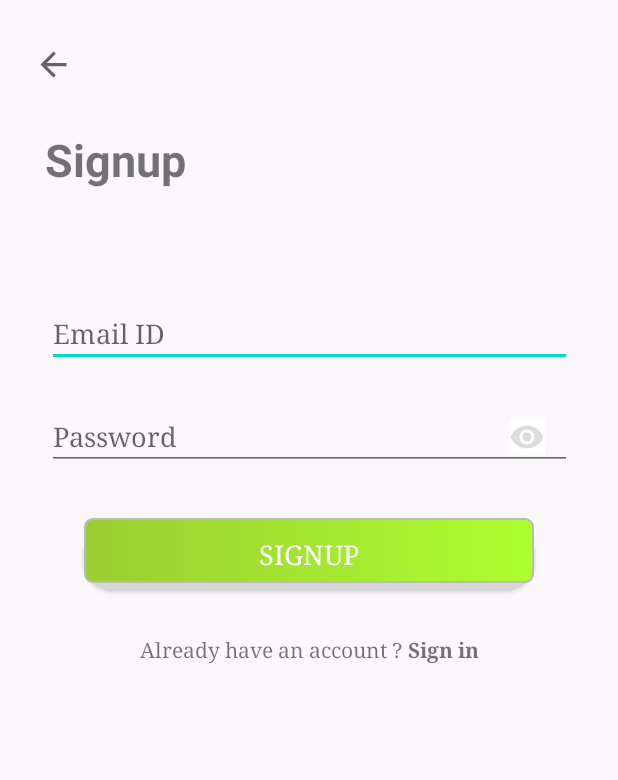
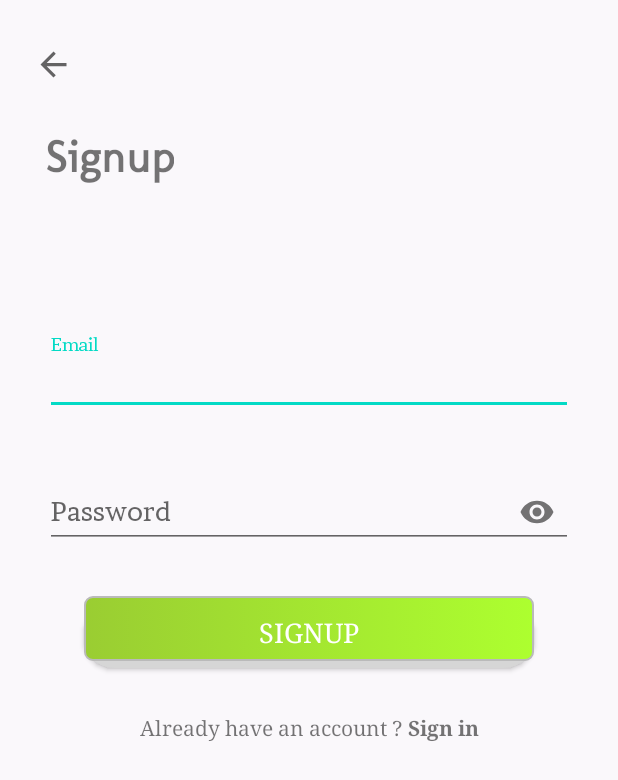
Before and after one commit to crusher-pb/Repository1, an Android app: the MainActivity screen opened directly, with no data from a screen before it, on a phone screen of 412 x 824 dp. Shown: the top 780 px of the screen. Run offline under Robolectric (Android 15) with nearby library versions, the light colour scheme and no system bars; our stand-ins replace Firebase (no records; nobody signed in at launch, a user with empty details on screens opened directly).

Commit message:
Latest updates

```diff
--- a/Interiordesign/app/build.gradle
+++ b/Interiordesign/app/build.gradle
@@ -50,5 +50,6 @@
     annotationProcessor 'com.github.bumptech.glide:compiler:4.11.0'
     implementation 'androidx.cardview:cardview:1.0.0'
     implementation 'de.hdodenhof:circleimageview:3.1.0'
+    implementation 'com.google.android.material:material:1.0.0'
 }
 apply plugin: 'com.google.gms.google-services'
--- a/Interiordesign/app/src/main/java/com/example/interiordesign/ProfileActivity.java
+++ b/Interiordesign/app/src/main/java/com/example/interiordesign/ProfileActivity.java
@@ -68,7 +68,7 @@
         textView=findViewById(R.id.textView5);
         mFirebaseAuth=FirebaseAuth.getInstance();
         user= Objects.requireNonNull(mFirebaseAuth.getCurrentUser()).getEmail();
-        String welcomemsg="Welcome "+user;
+        String welcomemsg="\n\n\n\n\n    My Profile\n\n    Welcome "+user;
         ssfile=user.replace('.','_');
         textView.setText(welcomemsg);
         gridView=findViewById(R.id.grid);
--- /dev/null
+++ b/Interiordesign/app/src/main/res/drawable/ic_exit_to_app_black_24dp.xml
@@ -0,0 +1,5 @@
+<vector android:height="100dp" android:tint="#999999"
+    android:viewportHeight="50.0" android:viewportWidth="50.0"
+    android:width="100dp" xmlns:android="http://schemas.android.com/apk/res/android">
+    <path android:fillColor="#FF000000" android:pathData="M10.09,15.59L11.5,17l5,-5 -5,-5 -1.41,1.41L12.67,11H3v2h9.67l-2.58,2.59zM19,3H5c-1.11,0 -2,0.9 -2,2v4h2V5h14v14H5v-4H3v4c0,1.1 0.89,2 2,2h14c1.1,0 2,-0.9 2,-2V5c0,-1.1 -0.9,-2 -2,-2z"/>
+</vector>
--- a/Interiordesign/app/src/main/res/layout/activity_main.xml
+++ b/Interiordesign/app/src/main/res/layout/activity_main.xml
@@ -21,34 +21,45 @@
         android:typeface="serif"
         app:layout_constraintEnd_toEndOf="parent"
         app:layout_constraintStart_toStartOf="parent"
-        app:layout_constraintTop_toBottomOf="@+id/editText2" />
+        app:layout_constraintTop_toBottomOf="@+id/pasLayout" />
 
-    <EditText
-        android:id="@+id/editText"
-        android:layout_width="350dp"
+    <com.google.android.material.textfield.TextInputLayout
+        android:layout_width="0dp"
         android:layout_height="wrap_content"
-        android:ems="10"
-        android:hint="Email ID"
-        android:inputType="textEmailAddress"
-        android:typeface="serif"
+        android:id="@+id/emailLayout"
+        android:layout_marginStart="30dp"
+        android:layout_marginEnd="30dp"
+        android:layout_marginTop="100dp"
         app:layout_constraintEnd_toEndOf="parent"
         app:layout_constraintStart_toStartOf="parent"
-        app:layout_constraintTop_toTopOf="parent"
-        android:layout_marginTop="200dp"
-        tools:layout_editor_absoluteY="180dp" />
+        app:layout_constraintTop_toBottomOf="@+id/textView7">
+        <com.google.android.material.textfield.TextInputEditText
+            android:layout_width="match_parent"
+            android:layout_height="wrap_content"
+            android:id="@+id/editText"
+            android:hint="Email"
+            android:fontFamily="@font/brawler"/>
+    </com.google.android.material.textfield.TextInputLayout>
 
-    <EditText
-        android:id="@+id/editText2"
-        android:layout_width="350dp"
+    <com.google.android.material.textfield.TextInputLayout
+        android:layout_width="0dp"
         android:layout_height="wrap_content"
-        android:layout_marginTop="24dp"
-        android:ems="10"
-        android:hint="Password"
-        android:typeface="serif"
-        android:inputType="textPassword"
+        android:id="@+id/pasLayout"
+        android:layout_marginStart="30dp"
+        android:layout_marginEnd="30dp"
+        android:layout_marginTop="30dp"
         app:layout_constraintEnd_toEndOf="parent"
         app:layout_constraintStart_toStartOf="parent"
-        app:layout_constraintTop_toBottomOf="@+id/editText" />
+        app:layout_constraintTop_toBottomOf="@+id/emailLayout"
+        app:endIconMode="password_toggle">
+        <com.google.android.material.textfield.TextInputEditText
+            android:layout_width="match_parent"
+            android:layout_height="wrap_content"
+            android:id="@+id/editText2"
+            android:hint="Password"
+            android:fontFamily="@font/brawler"
+            android:inputType="textPassword"/>
+    </com.google.android.material.textfield.TextInputLayout>
 
     <TextView
         android:id="@+id/textView"
@@ -78,22 +89,12 @@
         android:layout_marginTop="30dp"
         android:layout_marginStart="30dp"
         android:text="Signup"
+        android:fontFamily="@font/molengo"
         android:textStyle="bold"
         android:textSize="30sp"
         app:layout_constraintStart_toStartOf="parent"
         app:layout_constraintTop_toBottomOf="@+id/imageView4" />
 
-    <ImageView
-        android:id="@+id/imageButton"
-        android:layout_width="wrap_content"
-        android:layout_height="wrap_content"
-        app:layout_constraintBottom_toBottomOf="@+id/editText2"
-        android:layout_marginStart="290dp"
-        android:background="#FFFFFF"
-        app:layout_constraintEnd_toEndOf="@+id/editText2"
-        app:layout_constraintStart_toStartOf="@+id/editText2"
-        app:layout_constraintTop_toTopOf="@+id/editText2"
-        app:srcCompat="@drawable/ic_visibility_black_24dp" />
 
 
 </androidx.constraintlayout.widget.ConstraintLayout>
```
Also changed, not shown: Interiordesign/app/src/main/java/com/example/interiordesign/MainActivity.java (+7 -19 lines), Interiordesign/app/src/main/java/com/example/interiordesign/MainActivity7.java (+8 -17 lines), Interiordesign/app/src/main/res/layout/activity_main7.xml (+34 -31 lines), Interiordesign/app/src/main/res/layout/activity_profile.xml (+22 -50 lines), Interiordesign/app/src/main/res/drawable/exit.PNG (added), Interiordesign/app/src/main/res/drawable/i202006200020.jpg (added), Interiordesign/app/src/main/res/font/brawler.ttf (added), Interiordesign/app/src/main/res/font/molengo.ttf (added).
